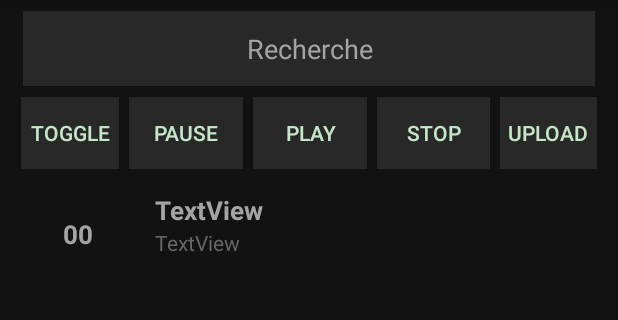
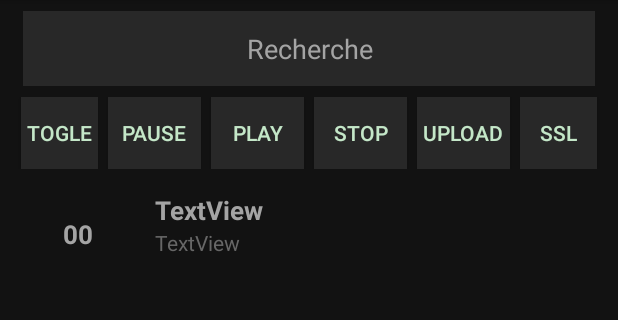
Before and after one commit to qanastek/DeepMusic, an Android app: the screen it shows after launch (MainActivity), on a phone screen of 412 x 824 dp, the part 84-404 px from its top. Run offline under Robolectric (Android 15) with nearby library versions, the phone set to English and light mode, and no system bars; our stand-ins replace navigation-ui; libraries missing offline, so code that uses them is left out: com.zeroc; 6 statements that could not run were skipped.

```diff
--- a/Application/DeepMusic/app/src/main/res/layout/fragment_library.xml
+++ b/Application/DeepMusic/app/src/main/res/layout/fragment_library.xml
@@ -67,7 +67,7 @@
             android:textColorHint="@color/navText"
             android:background="@drawable/rounded_edittext"
             android:backgroundTint="@color/createPlaylist"
-            android:text="Toggle" />
+            android:text="TOGLE" />
 
         <Button
             android:id="@+id/playerPause"
@@ -118,12 +118,26 @@
             android:layout_weight="1"
             android:textAlignment="center"
             android:layout_marginStart="3dp"
+            android:layout_marginEnd="3dp"
+            android:textColor="@color/likedSondGradientBottom"
+            android:textColorHint="@color/navText"
+            android:background="@drawable/rounded_edittext"
+            android:backgroundTint="@color/createPlaylist"
+            android:text="Upload" />
+
+        <Button
+            android:id="@+id/ssl"
+            android:layout_width="match_parent"
+            android:layout_height="wrap_content"
+            android:layout_weight="1"
+            android:textAlignment="center"
+            android:layout_marginStart="3dp"
             android:layout_marginEnd="14dp"
             android:textColor="@color/likedSondGradientBottom"
             android:textColorHint="@color/navText"
             android:background="@drawable/rounded_edittext"
             android:backgroundTint="@color/createPlaylist"
-            android:text="Upload" />
+            android:text="SSL" />
 
     </LinearLayout>
 
```
Also changed, not shown: Application/DeepMusic/app/src/main/java/com/ceri/deepmusic/ui/yourLibrary/YourLibraryFragment.java (+68 -56 lines), Application/DeepMusic/app/src/main/res/menu/main_menu.xml (line endings or trailing spaces), Application/DeepMusic/app/src/main/res/navigation/mobile_navigation.xml (line endings or trailing spaces), 6 other files.
